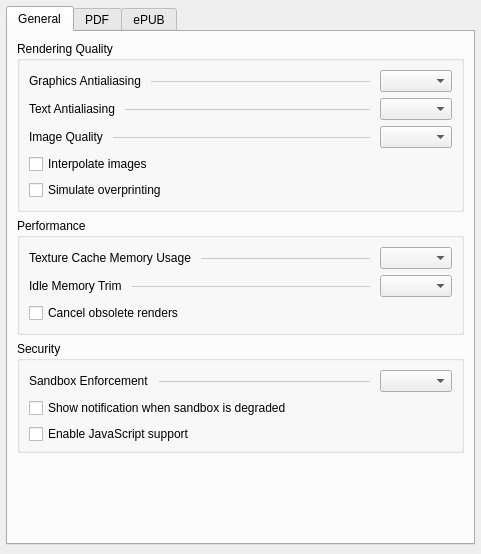
Qt form src/generator/config/settingswidget.ui (l4rzy/okular-mupdf-ng) before a commit.
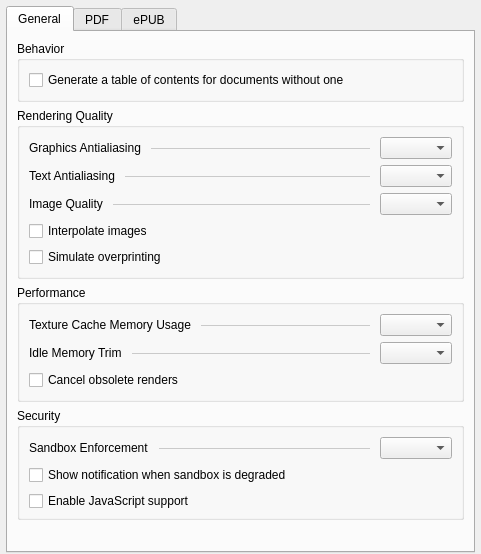
The same form after that commit. Custom widgets are drawn as their Qt base class.

Commit message: feat: config option to disable heuristic toc generation

```diff
--- a/src/generator/config/settingswidget.ui
+++ b/src/generator/config/settingswidget.ui
@@ -39,6 +39,22 @@
        <string>General</string>
       </attribute>
       <layout class="QVBoxLayout" name="generalTabLayout">
+       <item>
+        <widget class="QGroupBox" name="behaviorGroupBox">
+         <property name="title">
+          <string>Behavior</string>
+         </property>
+         <layout class="QVBoxLayout" name="verticalLayout_behavior">
+          <item>
+           <widget class="QCheckBox" name="kcfg_HeuristicSynopsisEnabled">
+            <property name="text">
+             <string>Generate a table of contents for documents without one</string>
+            </property>
+           </widget>
+          </item>
+         </layout>
+        </widget>
+       </item>
        <item>
         <widget class="QGroupBox" name="renderingQualityBox">
          <property name="title">
```
The commit also changes 14 other files.
